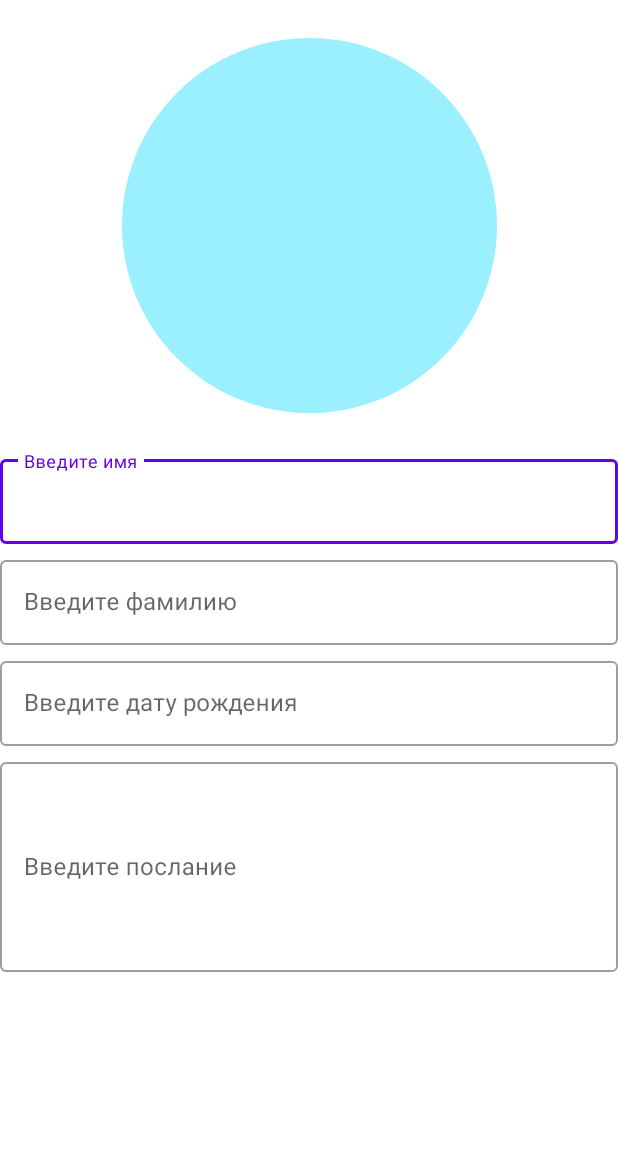
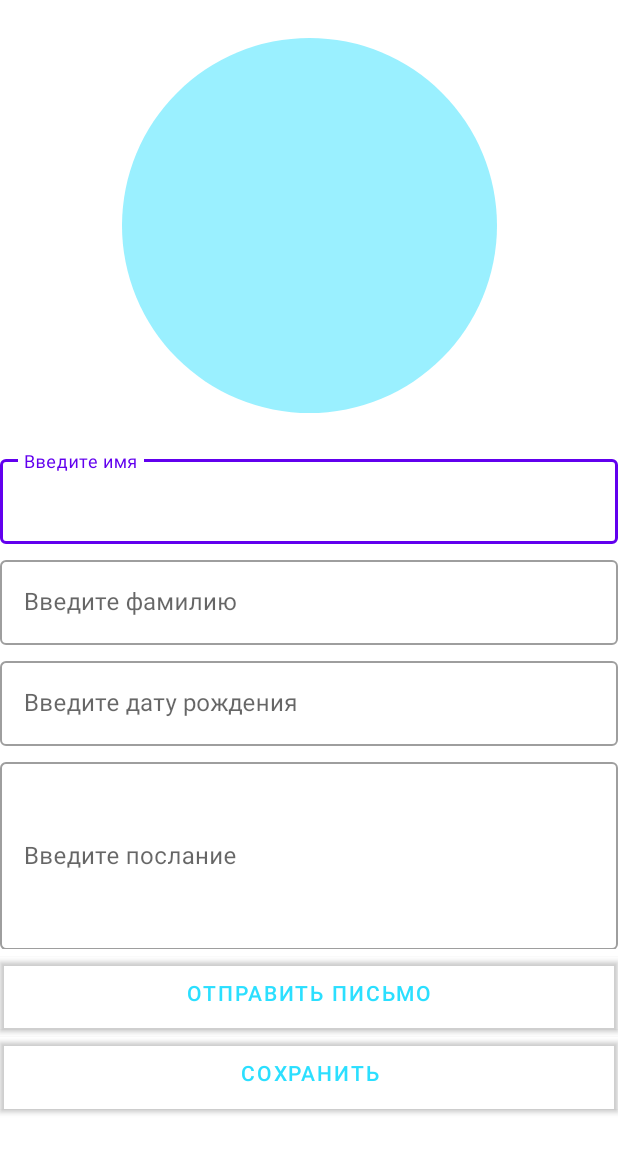
Before and after one commit to unsainted1337/mail, an Android app: the AddListItem screen opened directly, with no data from a screen before it, on a phone screen of 412 x 824 dp. Shown: the top 1153 px of the screen. Run offline under Robolectric (Android 15) with nearby library versions, the phone set to English and light mode, and no system bars.

Commit message:
test v 2.0

```diff
--- a/app/src/main/res/layout/activity_add_list_item.xml
+++ b/app/src/main/res/layout/activity_add_list_item.xml
@@ -90,7 +90,7 @@
     <com.google.android.material.textfield.TextInputLayout
         android:id="@+id/textmaillay"
         style="@style/Widget.MaterialComponents.TextInputLayout.OutlinedBox"
-        android:layout_height="145dp"
+        android:layout_height="130dp"
         android:layout_width="match_parent"
         android:layout_marginTop="5dp"
 
@@ -102,9 +102,31 @@
         <com.google.android.material.textfield.TextInputEditText
             android:id="@+id/inputMailText"
             android:layout_width="match_parent"
-            android:layout_height="140dp"
+            android:layout_height="125dp"
             android:hint="Введите послание"
             android:inputType="date" />
     </com.google.android.material.textfield.TextInputLayout>
 
+    <com.google.android.material.button.MaterialButton
+        android:id="@+id/sendMail"
+        android:layout_width="match_parent"
+        android:layout_height="wrap_content"
+        android:layout_marginTop="5dp"
+        android:background="#FFFFFF"
+        android:textColor="#D703D9FF"
+        android:text="Отправить письмо"
+        app:backgroundTint="#00FF0000"
+        app:layout_constraintTop_toBottomOf="@+id/textmaillay" />
+
+    <com.google.android.material.button.MaterialButton
+        android:id="@+id/save"
+        android:layout_width="match_parent"
+        android:layout_height="wrap_content"
+        android:layout_marginTop="5dp"
+        android:background="#FFFFFF"
+        android:textColor="#D703D9FF"
+        android:text="Сохранить"
+        app:backgroundTint="#00FF0000"
+        app:layout_constraintTop_toBottomOf="@+id/sendMail" />
+
 </androidx.constraintlayout.widget.ConstraintLayout>
```
